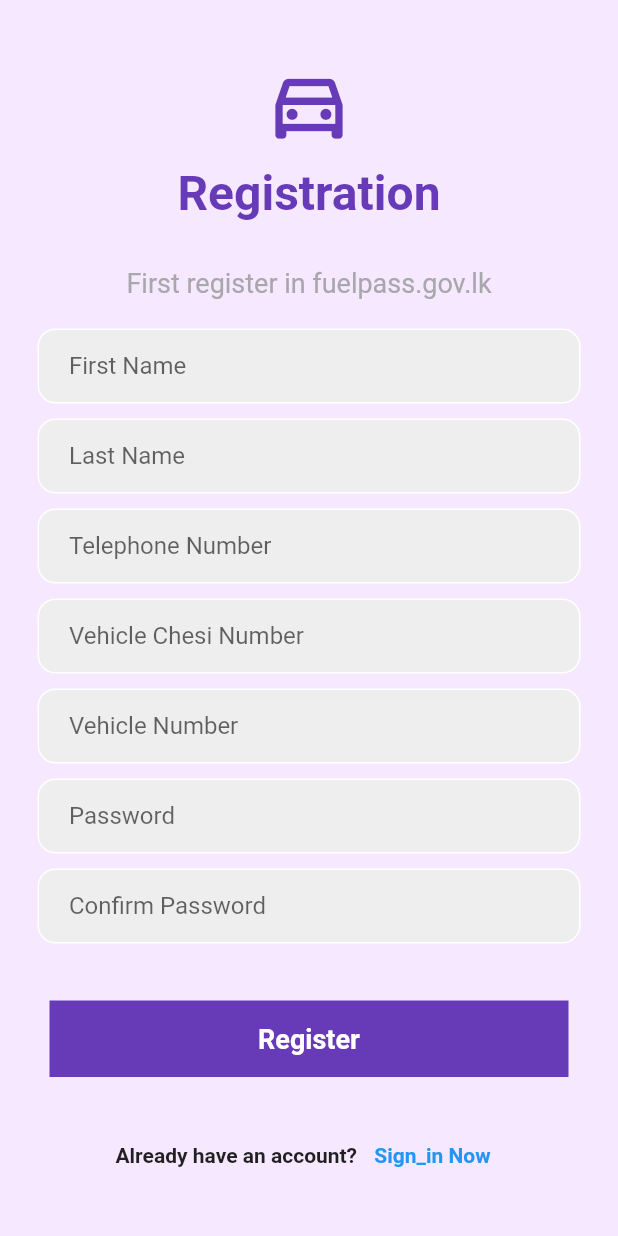
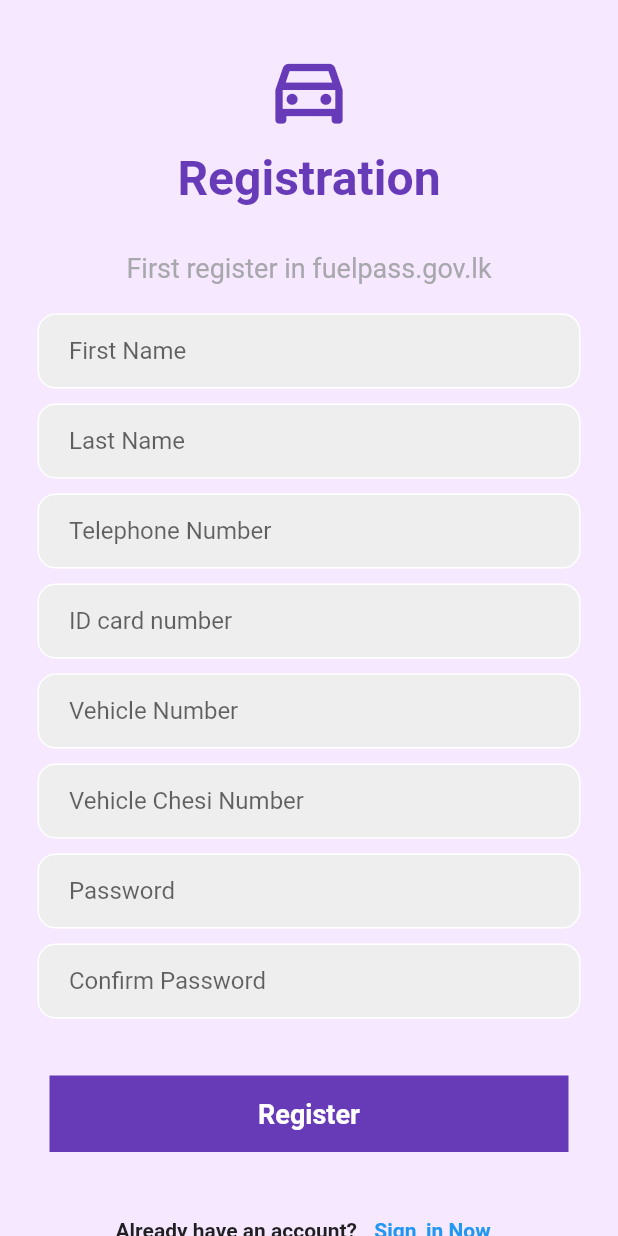
Before and after one commit to darshana-perera-97/loging_flutter, a Flutter app: the Register screen opened directly, on a phone screen of 412 x 824 dp. Run offline on Flutter 3.47's test engine with Material 2 defaults, Android fonts, the phone set to English and light mode, and no system bars.

Commit message:
app created

```diff
--- a/lib/Register.dart
+++ b/lib/Register.dart
@@ -118,7 +118,7 @@
                     child: TextField(
                       decoration: InputDecoration(
                           border: InputBorder.none,
-                          hintText: 'Vehicle Chesi Number'),
+                          hintText: 'ID card number'),
                     ),
                   ),
                 ),
@@ -138,6 +138,25 @@
                     child: TextField(
                       decoration: InputDecoration(
                           border: InputBorder.none, hintText: 'Vehicle Number'),
+                    ),
+                  ),
+                ),
+              ),
+              SizedBox(
+                height: 10,
+              ),
+              Padding(
+                padding: const EdgeInsets.symmetric(horizontal: 25.0),
+                child: Container(
+                  decoration: BoxDecoration(
+                      color: Colors.grey[200],
+                      border: Border.all(color: Colors.white),
+                      borderRadius: BorderRadius.circular(12)),
+                  child: Padding(
+                    padding: const EdgeInsets.only(left: 20.0),
+                    child: TextField(
+                      decoration: InputDecoration(
+                          border: InputBorder.none, hintText: 'Vehicle Chesi Number'),
                     ),
                   ),
                 ),
--- a/lib/login_page.dart
+++ b/lib/login_page.dart
@@ -95,7 +95,7 @@
                 ),
                 onPressed: () {
                   Navigator.push(context,
-                      MaterialPageRoute(builder: (context) => Register()));
+                      MaterialPageRoute(builder: (context) => Profile()));
                 },
                 child: Padding(
                   padding: const EdgeInsets.symmetric(horizontal: 25.0),
```
